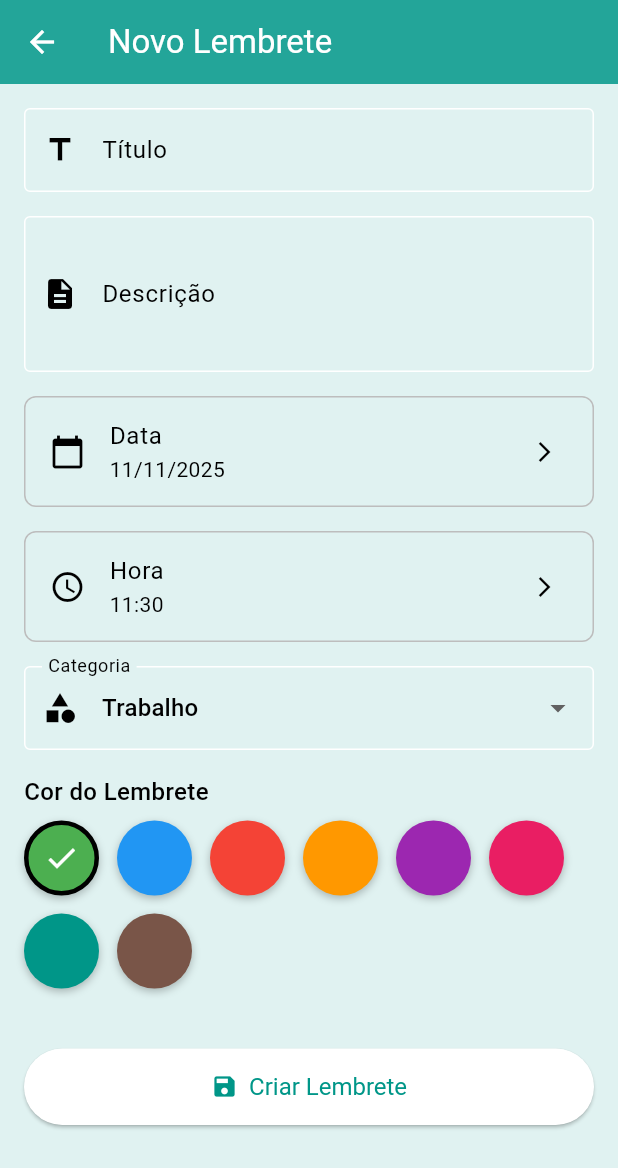
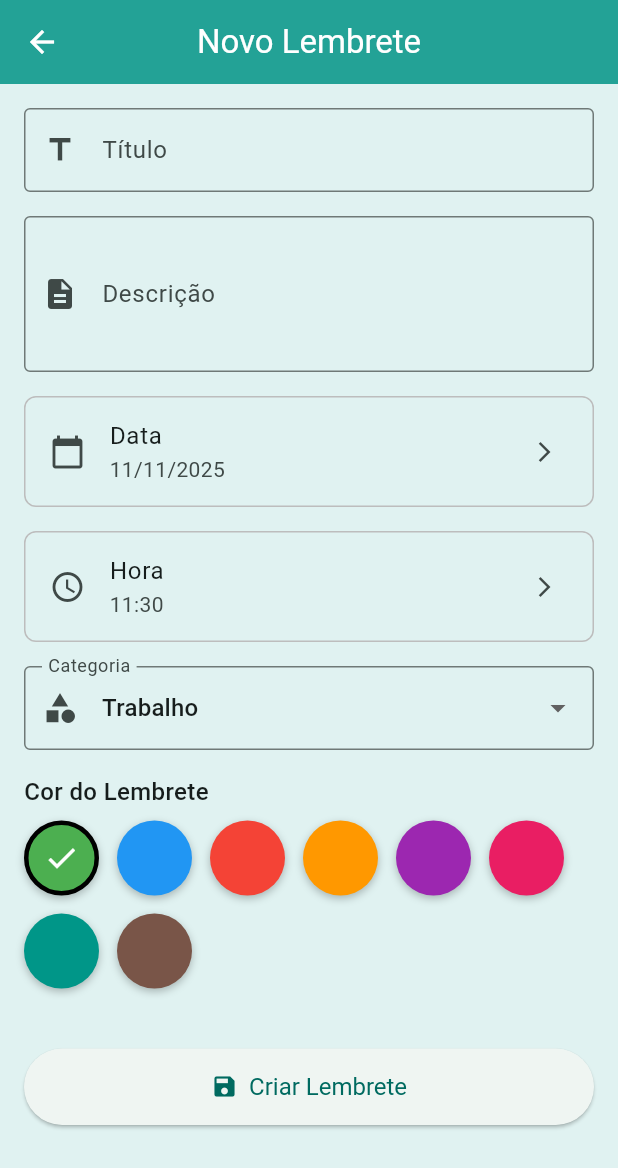
Before and after one commit to marleybob12/app-notification, a Flutter app: the screen it shows after launch, after a tap on the "filter alt" icon, after a tap on the "add" icon, on a phone screen of 412 x 824 dp. Shown: the top 1168 px of the screen. Run offline on Flutter 3.47's test engine with Material 3 defaults, Android fonts, the phone set to English and light mode, and no system bars; our stand-ins replace cloud_firestore, firebase_auth, flutter_local_notifications, permission_handler, sqflite, timezone; accounts and stored records are empty.

Commit message:
Update main.dart

```diff
--- a/lib/main.dart
+++ b/lib/main.dart
@@ -1,9 +1,7 @@
 import 'package:flutter/material.dart';
 import 'package:flutter_localizations/flutter_localizations.dart';
-import 'package:firebase_core/firebase_core.dart';
 import 'package:app_lembretes/screens/home_screen.dart';
 import 'package:app_lembretes/services/notification_service.dart';
-import 'package:app_lembretes/services/firestore_service.dart';
 import 'package:intl/date_symbol_data_local.dart';
 import 'package:timezone/data/latest.dart' as tz;
 import 'package:timezone/timezone.dart' as tz;
@@ -11,9 +9,6 @@ import 'package:timezone/timezone.dart' as tz;
 Future<void> main() async {
   // Garantir que os bindings do Flutter estejam inicializados
   WidgetsFlutterBinding.ensureInitialized();
-
-  // Inicializar Firebase
-  await Firebase.initializeApp();
 
   // Inicializar dados de localização de data/hora
   await initializeDateFormatting('pt_BR', null);
@@ -27,9 +22,6 @@ Future<void> main() async {
   // Inicializar o serviço de notificação
   await NotificationService().init();
 
-  // Garantir autenticação anônima
-  await FirestoreService().ensureAuthenticated();
-
   runApp(const MyApp());
 }
 
@@ -38,14 +30,19 @@ class MyApp extends StatelessWidget {
 
   @override
   Widget build(BuildContext context) {
-    // Personalização: Tema com cores suaves
+    // Personalização: Tema com cores suaves (teal)
     final softTheme = ThemeData(
-      primarySwatch: Colors.teal,
+      useMaterial3: true,
+      colorScheme: ColorScheme.fromSeed(
+        seedColor: Colors.teal,
+        brightness: Brightness.light,
+      ),
       scaffoldBackgroundColor: Colors.teal[50],
       appBarTheme: AppBarTheme(
         backgroundColor: Colors.teal[400],
         foregroundColor: Colors.white,
         elevation: 2,
+        centerTitle: true,
       ),
       floatingActionButtonTheme: FloatingActionButtonThemeData(
         backgroundColor: Colors.teal[600],
@@ -58,12 +55,10 @@ class MyApp extends StatelessWidget {
           borderRadius: BorderRadius.circular(16),
         ),
       ),
-      colorScheme: ColorScheme.fromSwatch(primarySwatch: Colors.teal)
-          .copyWith(secondary: Colors.amber[600]),
     );
 
     return MaterialApp(
-      title: 'App de Lembretes - Firebase',
+      title: 'App de Lembretes',
       theme: softTheme,
       debugShowCheckedModeBanner: false,
       // Adiciona suporte a localizações em português
```
